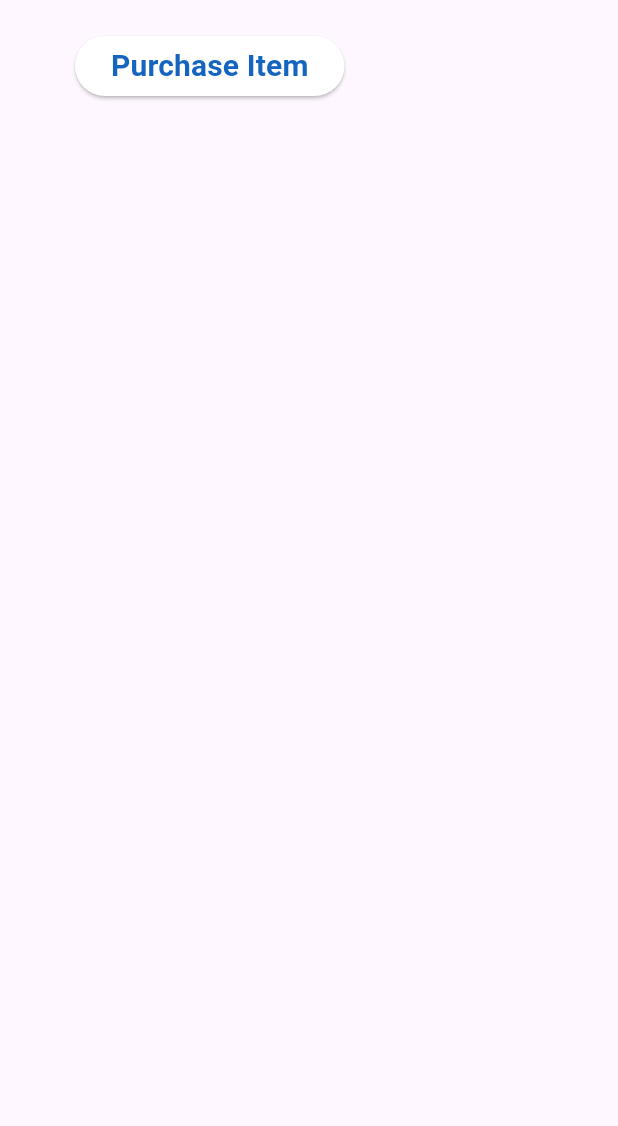
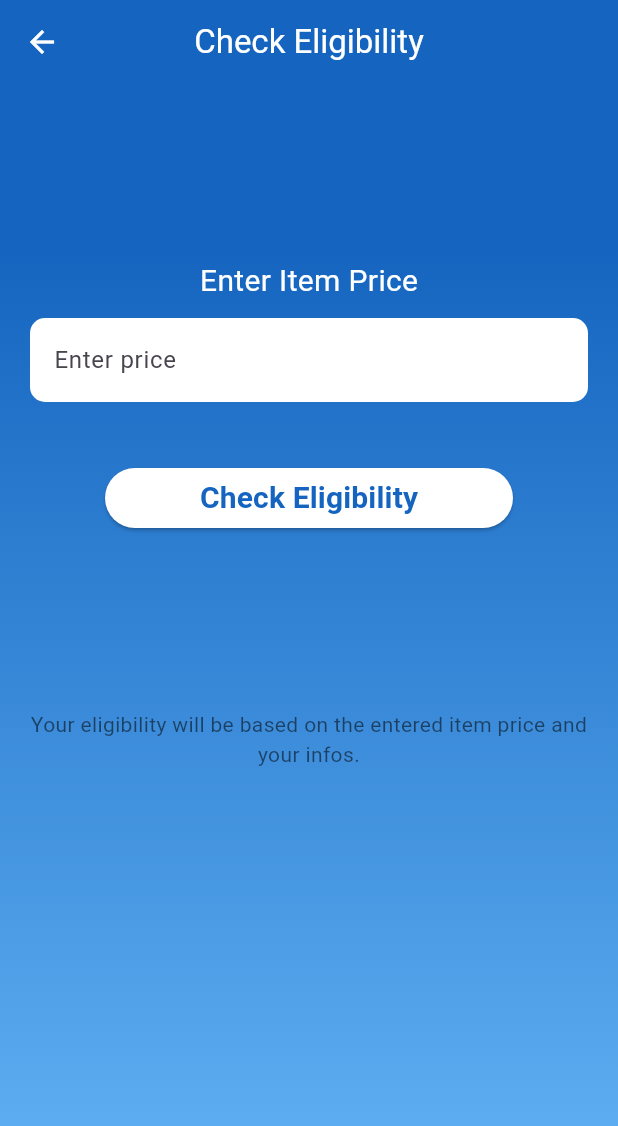
Before and after one commit to bellsambeltaief/firebaseflutter, a Flutter app: the PurchaseButton widget shown alone on an empty page, opened directly, after a tap on "Purchase Item", on a phone screen of 412 x 824 dp. Shown: the top 1126 px of the screen. Run offline on Flutter 3.47's test engine with Material 3 defaults, Android fonts, the phone set to English and light mode, and no system bars; our stand-ins replace firebase_core, image_picker; accounts and stored records are empty.

Commit message:
add the CheckElgibility widget

```diff
--- /dev/null
+++ b/lib/widgets/HomeForLogin/check_eligibility.dart
@@ -0,0 +1,117 @@
+import 'package:flutter/material.dart';
+import 'package:smart/widgets/HomeForLogin/home.dart';
+
+final Color aa = Colors.blue[800]!;
+
+class CheckEligibility extends StatelessWidget {
+  const CheckEligibility({super.key});
+
+  @override
+  Widget build(BuildContext context) {
+    final Color customBlue800 = Colors.blue[800]!;
+    return Scaffold(
+      extendBodyBehindAppBar: true,
+      appBar: AppBar(
+        leading: IconButton(
+          icon: const Icon(
+            Icons.arrow_back,
+            color: Colors.white,
+          ),
+          onPressed: () {
+            Navigator.of(context).push(
+              MaterialPageRoute(
+                builder: (_) => const Home(),
+              ),
+            );
+          },
+        ),
+        title: const Text(
+          'Check Eligibility',
+          style: TextStyle(
+            color: Colors.white,
+          ),
+        ),
+        centerTitle: true,
+        backgroundColor: Colors.transparent,
+        elevation: 0,
+      ),
+      body: Stack(
+        children: [
+          Container(
+            decoration: BoxDecoration(
+              gradient: LinearGradient(
+                begin: Alignment.topCenter,
+                end: Alignment.bottomCenter,
+                colors: [Colors.blue[800]!, Colors.blue[300]!],
+                stops: const [0.2, 1],
+              ),
+            ),
+          ),
+          SafeArea(
+            child: Padding(
+              padding: const EdgeInsets.all(20.0),
+              child: Column(
+                children: [
+                  const Spacer(flex: 1),
+                  const Align(
+                    alignment: Alignment.topCenter,
+                    child: Text(
+                      'Enter Item Price',
+                      style: TextStyle(
+                        fontSize: 20,
+                        color: Colors.white,
+                      ),
+                    ),
+                  ),
+                  const SizedBox(height: 10),
+                  TextField(
+                    keyboardType: const TextInputType.numberWithOptions(decimal: true),
+                    decoration: InputDecoration(
+                      border: OutlineInputBorder(
+                        borderSide: BorderSide.none,
+                        borderRadius: BorderRadius.circular(10),
+                      ),
+                      filled: true,
+                      fillColor: Colors.white,
+                      hintText: 'Enter price',
+                    ),
+                  ),
+                  const SizedBox(height: 20),
+                  Container(
+                    width: double.infinity,
+                    padding: const EdgeInsets.symmetric(horizontal: 50, vertical: 20),
+                    child: ElevatedButton(
+                      onPressed: () {},
+                      style: ElevatedButton.styleFrom(
+                        foregroundColor: Colors.blue[800],
+                        backgroundColor: Colors.white,
+                        shape: RoundedRectangleBorder(
+                          borderRadius: BorderRadius.circular(50.0),
+                        ),
+                      ),
+                      child: Text(
+                        'Check Eligibility',
+                        style: TextStyle(
+                          color: customBlue800,
+                          fontSize: 20,
+                          fontWeight: FontWeight.bold,
+                        ),
+                      ),
+                    ),
+                  ),
+                  const Spacer(flex: 1),
+                  const Text(
+                    'Your eligibility will be based on the entered item price and your infos.',
+                    textAlign: TextAlign.center,
+                    style: TextStyle(color: Colors.black54),
+                  ),
+                  const Spacer(flex: 3),
+                ],
+              ),
+            ),
+          ),
+        ],
+      ),
+    );
+  }
+}
--- a/lib/widgets/HomeForLogin/purchase_button.dart
+++ b/lib/widgets/HomeForLogin/purchase_button.dart
@@ -1,4 +1,5 @@
 import 'package:flutter/material.dart';
+import 'package:smart/widgets/HomeForLogin/check_eligibility.dart';
 
 class PurchaseButton extends StatelessWidget {
   const PurchaseButton({super.key});
@@ -9,7 +10,11 @@ class PurchaseButton extends StatelessWidget {
       padding: const EdgeInsets.symmetric(horizontal: 50, vertical: 20),
       child: ElevatedButton(
         onPressed: () {
-          // Implement your purchase item logic
+          Navigator.of(context).push(
+            MaterialPageRoute(
+              builder: (_) => const CheckEligibility(),
+            ),
+          );
         },
         style: ElevatedButton.styleFrom(
           foregroundColor: Colors.blue[800], backgroundColor: Colors.white, // Button text color
```
